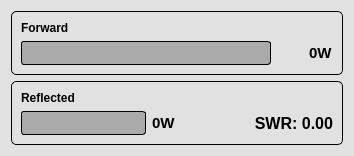
Above: c/openASC_Controller_v2/ui/powermeterdialog.ui from sm2wmv/openasc before the change. Below: the same form after it.
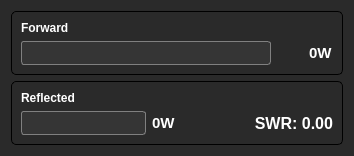
That is the form after the change.

Commit message: - Changed the graphics a bit on the powermeter module

What changed in the file:
```diff
--- a/c/openASC_Controller_v2/ui/powermeterdialog.ui
+++ b/c/openASC_Controller_v2/ui/powermeterdialog.ui
@@ -27,16 +27,16 @@
   </property>
   <property name="styleSheet">
    <string notr="true">QWidget {
- background-color: rgb(225, 225, 225);
- color: black;
+ background-color: rgb(42, 42, 42);
+ color: white;
 }
  QProgressBar {
-     border: 1px solid black;
+     border: 1px solid gray;
      border-radius: 3px;
-     background-color: rgb(170, 170, 170);
+     background-color: rgb(53, 53, 53);
  }
  QProgressBar::chunk {
-     background-color: lime;
+     background-color: green;
      width: 3px;
      margin: 1px;
  }
```
